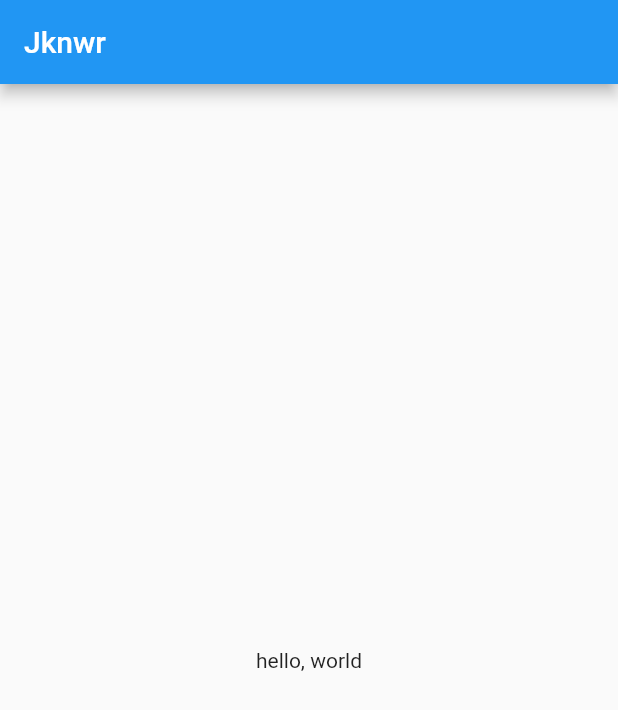
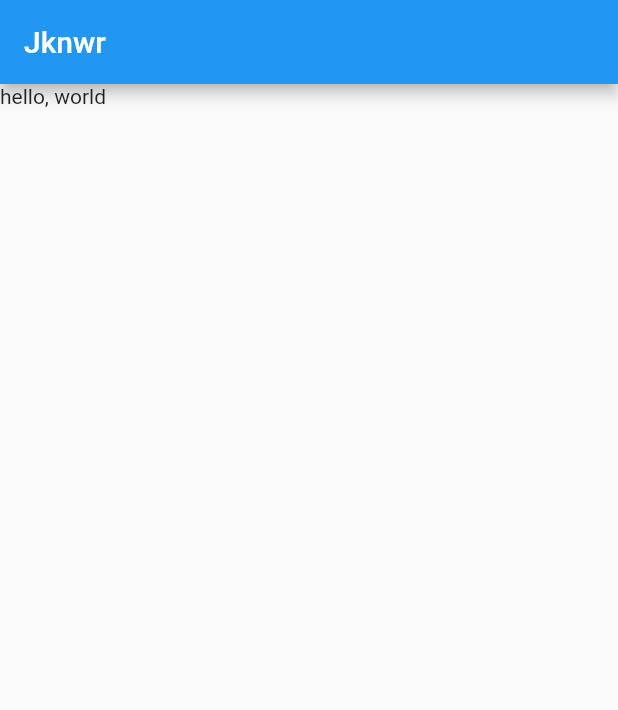
Before and after one commit to laddge/jknwr, a Flutter app: the screen it shows after launch, on a phone screen of 412 x 824 dp. Shown: the top 710 px of the screen. Run offline on Flutter 3.47's test engine with Material 2 defaults, Android fonts, the phone set to English and light mode, and no system bars.

Commit message:
[feat] レイアウト変更

```diff
--- a/lib/main.dart
+++ b/lib/main.dart
@@ -1,12 +1,9 @@
 import 'package:flutter/material.dart';
 
-void main() {
-    runApp(const MyApp());
-}
+void main() => runApp(const MyApp());
 
 class MyApp extends StatelessWidget {
     const MyApp({Key? key}) : super(key: key);
-
     @override
     Widget build(BuildContext context) {
         return MaterialApp(
@@ -15,9 +12,7 @@ class MyApp extends StatelessWidget {
                 appBar: AppBar(
                     title: const Text('Jknwr'),
                     ),
-                        body: const Center(
-                            child: Text('hello, world'),
-                            ),
+                body: const Text('hello, world'),
                 ),
             );
     }
```
Lines whose indentation alone changed are shown as unchanged.
